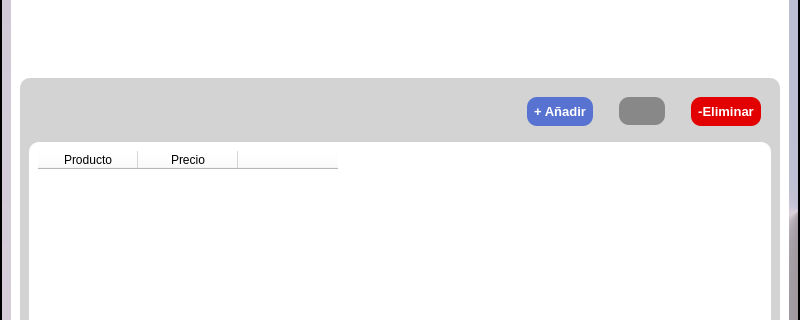
Before: the Qt Designer form Interfaz/gui/Tracking_GMG.ui in 50DayEmpire/Tracking_Precios, drawn with Qt 5; both pictures show x 0 to 800 and y 178 to 498 of the 800 by 600 pixel window.
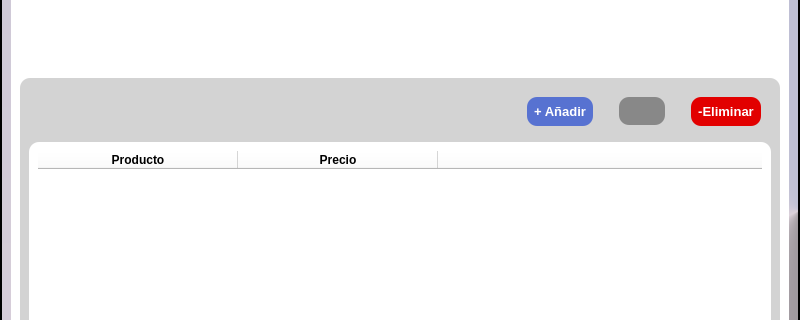
After: the same form once the commit is applied. Icons and pictures are not drawn.

Commit message: Tarea que dejo Maynor

The edit to the form file:
```diff
--- a/Interfaz/gui/Tracking_GMG.ui
+++ b/Interfaz/gui/Tracking_GMG.ui
@@ -409,7 +409,7 @@
                   <item>
                    <widget class="QFrame" name="frame_6">
                     <property name="styleSheet">
-                     <string notr="true">background-color: rgb(255, 255, 255);</string>
+                     <string notr="true">background-color: rgb(255,255,255);</string>
                     </property>
                     <property name="frameShape">
                      <enum>QFrame::StyledPanel</enum>
@@ -430,7 +430,11 @@
                         <number>-1</number>
                        </property>
                        <property name="styleSheet">
-                        <string notr="true">QScrollBar:vertical {
+                        <string notr="true">QTableWidget{
+	background-color: rgb(255,255,255);
+}
+
+QScrollBar:vertical {
                 border: none;
                 background: white;
                 width: 20px;
@@ -486,15 +490,40 @@
                        <property name="cornerButtonEnabled">
                         <bool>true</bool>
                        </property>
+                       <attribute name="horizontalHeaderMinimumSectionSize">
+                        <number>200</number>
+                       </attribute>
+                       <attribute name="horizontalHeaderDefaultSectionSize">
+                        <number>200</number>
+                       </attribute>
+                       <attribute name="horizontalHeaderShowSortIndicator" stdset="0">
+                        <bool>false</bool>
+                       </attribute>
+                       <attribute name="horizontalHeaderStretchLastSection">
+                        <bool>true</bool>
+                       </attribute>
+                       <attribute name="verticalHeaderDefaultSectionSize">
+                        <number>30</number>
+                       </attribute>
                        <column>
                         <property name="text">
                          <string>Producto</string>
                         </property>
+                        <property name="font">
+                         <font>
+                          <bold>true</bold>
+                         </font>
+                        </property>
                        </column>
                        <column>
                         <property name="text">
                          <string>Precio</string>
                         </property>
+                        <property name="font">
+                         <font>
+                          <bold>true</bold>
+                         </font>
+                        </property>
                        </column>
                        <column>
                         <property name="text">
```
The commit also changes 1 other file.
